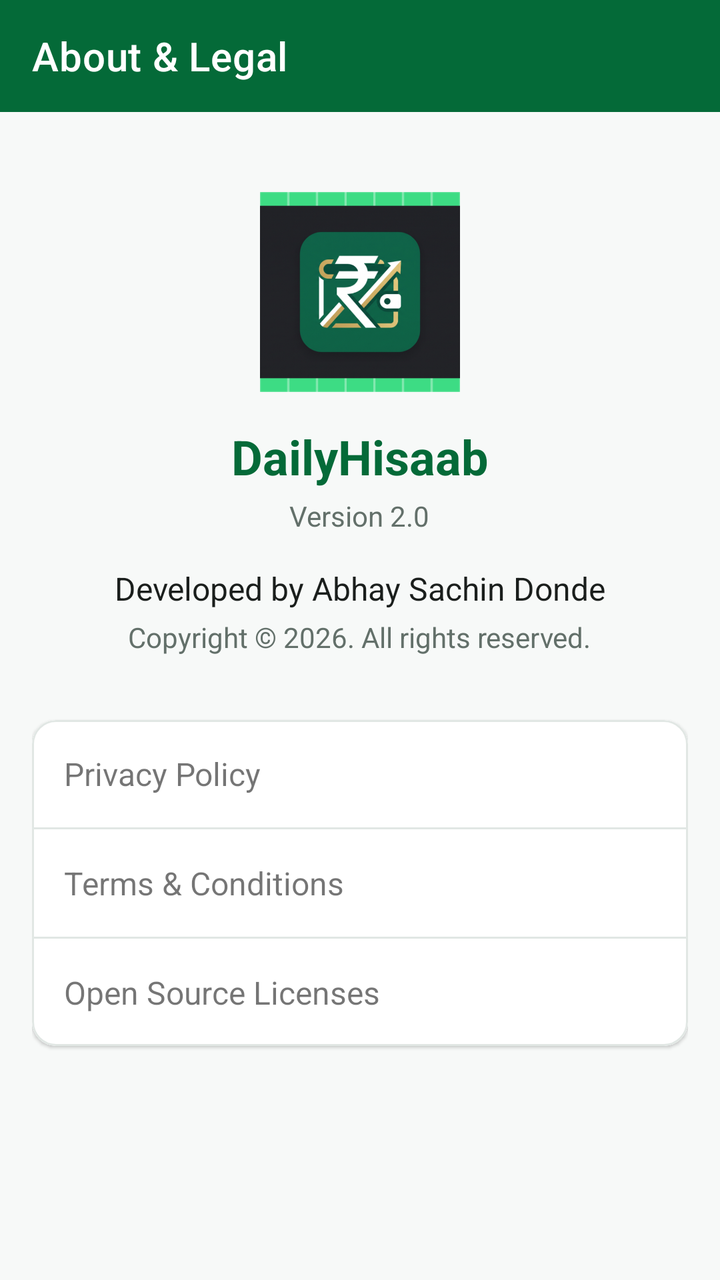
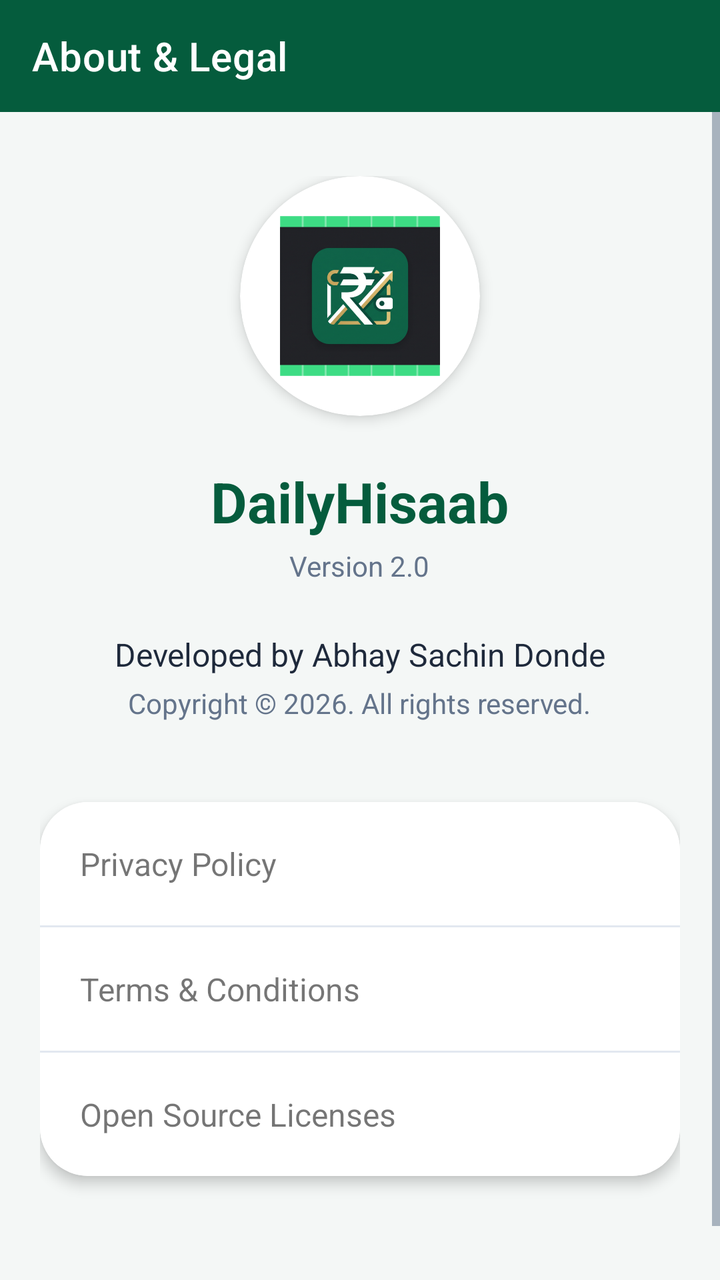

Screens rendered from an Android XML layout before and after an edit, with the pre-edit source and the edit as a unified diff.
<!-- AndroidManifest.xml: application theme Theme.DailyHisaab -->
<!-- res/layout/activity_about_legal.xml -->
<?xml version="1.0" encoding="utf-8"?>
<androidx.constraintlayout.widget.ConstraintLayout
    xmlns:android="http://schemas.android.com/apk/res/android"
    xmlns:app="http://schemas.android.com/apk/res-auto"
    android:layout_width="match_parent"
    android:layout_height="match_parent"
    android:background="?android:attr/colorBackground">

    <com.google.android.material.appbar.AppBarLayout
        android:id="@+id/appBarLayout"
        android:layout_width="match_parent"
        android:layout_height="wrap_content"
        app:layout_constraintTop_toTopOf="parent">
        <androidx.appcompat.widget.Toolbar
            android:id="@+id/toolbar"
            android:layout_width="match_parent"
            android:layout_height="?attr/actionBarSize"
            android:background="?attr/colorPrimary"
            app:title="@string/about_legal_title"
            app:titleTextColor="?attr/colorOnPrimary" />
    </com.google.android.material.appbar.AppBarLayout>

    <ScrollView
        android:layout_width="match_parent"
        android:layout_height="0dp"
        app:layout_constraintTop_toBottomOf="@id/appBarLayout"
        app:layout_constraintBottom_toBottomOf="parent">

        <LinearLayout
            android:layout_width="match_parent"
            android:layout_height="wrap_content"
            android:orientation="vertical"
            android:padding="@dimen/activity_margin"
            android:gravity="center_horizontal">

            <ImageView
                android:layout_width="100dp"
                android:layout_height="100dp"
                android:src="@drawable/ic_logo"
                android:layout_marginTop="24dp"
                android:contentDescription="@string/app_name" />

            <TextView
                android:layout_width="wrap_content"
                android:layout_height="wrap_content"
                android:text="@string/app_name"
                android:textSize="24sp"
                android:textStyle="bold"
                android:textColor="?attr/colorPrimary"
                android:layout_marginTop="16dp" />

            <TextView
                android:layout_width="wrap_content"
                android:layout_height="wrap_content"
                android:text="@string/app_version"
                android:textSize="14sp"
                android:textColor="?android:attr/textColorSecondary"
                android:layout_marginTop="4dp" />

            <TextView
                android:layout_width="wrap_content"
                android:layout_height="wrap_content"
                android:text="@string/developed_by"
                android:textSize="16sp"
                android:textColor="?android:attr/textColorPrimary"
                android:layout_marginTop="16dp" />

            <TextView
                android:layout_width="wrap_content"
                android:layout_height="wrap_content"
                android:text="@string/copyright_text"
                android:textSize="14sp"
                android:textColor="?android:attr/textColorSecondary"
                android:layout_marginTop="4dp" />

            <com.google.android.material.card.MaterialCardView
                android:layout_width="match_parent"
                android:layout_height="wrap_content"
                android:layout_marginTop="32dp"
                android:layout_marginBottom="16dp"
                app:cardCornerRadius="12dp"
                app:cardElevation="1dp"
                app:strokeWidth="1dp"
                app:strokeColor="@color/divider">
                <LinearLayout
                    android:layout_width="match_parent"
                    android:layout_height="wrap_content"
                    android:orientation="vertical"
                    android:background="?attr/colorSurface">

                    <TextView
                        android:id="@+id/tvPrivacyPolicy"
                        android:layout_width="match_parent"
                        android:layout_height="wrap_content"
                        android:padding="16dp"
                        android:text="@string/privacy_policy"
                        android:textSize="16sp"
                        android:background="?attr/selectableItemBackground"
                        android:clickable="true"
                        android:focusable="true"/>

                    <View
                        android:layout_width="match_parent"
                        android:layout_height="1dp"
                        android:background="@color/divider" />

                    <TextView
                        android:id="@+id/tvTerms"
                        android:layout_width="match_parent"
                        android:layout_height="wrap_content"
                        android:padding="16dp"
                        android:text="@string/terms_conditions"
                        android:textSize="16sp"
                        android:background="?attr/selectableItemBackground"
                        android:clickable="true"
                        android:focusable="true"/>

                    <View
                        android:layout_width="match_parent"
                        android:layout_height="1dp"
                        android:background="@color/divider" />

                    <TextView
                        android:id="@+id/tvLicenses"
                        android:layout_width="match_parent"
                        android:layout_height="wrap_content"
                        android:padding="16dp"
                        android:text="@string/open_source_licenses"
                        android:textSize="16sp"
                        android:background="?attr/selectableItemBackground"
                        android:clickable="true"
                        android:focusable="true"/>
                </LinearLayout>
            </com.google.android.material.card.MaterialCardView>

        </LinearLayout>
    </ScrollView>
</androidx.constraintlayout.widget.ConstraintLayout>
<!-- resources referenced by this layout -->
<resources>
  <color name="divider">#E1E7E4</color>
  <dimen name="activity_margin">16dp</dimen>
  <!-- drawable ic_logo: png bitmap (drawable, 210172 bytes) -->
  <string name="about_legal_title">About &amp; Legal</string>
  <string name="app_name">DailyHisaab</string>
  <string name="app_version">Version 2.0</string>
  <string name="copyright_text">Copyright © 2026. All rights reserved.</string>
  <string name="developed_by">Developed by Abhay Sachin Donde</string>
  <string name="open_source_licenses">Open Source Licenses</string>
  <string name="privacy_policy">Privacy Policy</string>
  <string name="terms_conditions">Terms &amp; Conditions</string>
  <style name="Theme.DailyHisaab" parent="Theme.MaterialComponents.DayNight.NoActionBar">
          
          <item name="colorPrimary">@color/primary</item>
          <item name="colorPrimaryVariant">@color/primaryVariant</item>
          <item name="colorOnPrimary">@color/onPrimary</item>
          
          <item name="colorSecondary">@color/secondary</item>
          <item name="colorSecondaryVariant">@color/secondaryVariant</item>
          <item name="colorOnSecondary">@color/onPrimary</item>
          
          <item name="android:statusBarColor">@color/primaryVariant</item>
  
          
          <item name="android:colorBackground">@color/background</item>
          <item name="colorSurface">@color/surface</item>
          <item name="colorError">@color/error</item>
  
          
          <item name="android:textColorPrimary">@color/textPrimary</item>
          <item name="android:textColorSecondary">@color/textSecondary</item>
      </style>
  <color name="primary">#046A38</color>
  <color name="primaryVariant">#034C28</color>
  <color name="onPrimary">#FFFFFF</color>
  <color name="secondary">#0F9D58</color>
  <color name="secondaryVariant">#0B8043</color>
  <color name="background">#F7F9F8</color>
  <color name="surface">#FFFFFF</color>
  <color name="error">#D32F2F</color>
  <color name="textPrimary">#1A1E1C</color>
  <color name="textSecondary">#63706A</color>
</resources>

<!-- the commit's change to res/layout/activity_about_legal.xml (unified diff, before → after) -->
@@ -10,6 +10,7 @@
         android:id="@+id/appBarLayout"
         android:layout_width="match_parent"
         android:layout_height="wrap_content"
+        app:elevation="0dp"
         app:layout_constraintTop_toTopOf="parent">
         <androidx.appcompat.widget.Toolbar
             android:id="@+id/toolbar"
@@ -30,24 +31,33 @@
             android:layout_width="match_parent"
             android:layout_height="wrap_content"
             android:orientation="vertical"
-            android:padding="@dimen/activity_margin"
+            android:paddingHorizontal="@dimen/activity_margin"
+            android:paddingTop="32dp"
             android:gravity="center_horizontal">
 
-            <ImageView
-                android:layout_width="100dp"
-                android:layout_height="100dp"
-                android:src="@drawable/ic_logo"
-                android:layout_marginTop="24dp"
-                android:contentDescription="@string/app_name" />
+            <com.google.android.material.card.MaterialCardView
+                android:layout_width="120dp"
+                android:layout_height="120dp"
+                app:cardCornerRadius="60dp"
+                app:cardElevation="4dp"
+                app:strokeWidth="0dp"
+                app:cardBackgroundColor="?attr/colorSurface">
+                <ImageView
+                    android:layout_width="80dp"
+                    android:layout_height="80dp"
+                    android:layout_gravity="center"
+                    android:src="@drawable/ic_logo"
+                    android:contentDescription="@string/app_name" />
+            </com.google.android.material.card.MaterialCardView>
 
             <TextView
                 android:layout_width="wrap_content"
                 android:layout_height="wrap_content"
                 android:text="@string/app_name"
-                android:textSize="24sp"
+                android:textSize="28sp"
                 android:textStyle="bold"
                 android:textColor="?attr/colorPrimary"
-                android:layout_marginTop="16dp" />
+                android:layout_marginTop="24dp" />
 
             <TextView
                 android:layout_width="wrap_content"
@@ -63,7 +73,7 @@
                 android:text="@string/developed_by"
                 android:textSize="16sp"
                 android:textColor="?android:attr/textColorPrimary"
-                android:layout_marginTop="16dp" />
+                android:layout_marginTop="24dp" />
 
             <TextView
                 android:layout_width="wrap_content"
@@ -76,12 +86,9 @@
             <com.google.android.material.card.MaterialCardView
                 android:layout_width="match_parent"
                 android:layout_height="wrap_content"
-                android:layout_marginTop="32dp"
-                android:layout_marginBottom="16dp"
-                app:cardCornerRadius="12dp"
-                app:cardElevation="1dp"
-                app:strokeWidth="1dp"
-                app:strokeColor="@color/divider">
+                android:layout_marginTop="40dp"
+                android:layout_marginBottom="24dp"
+                style="@style/Widget.DailyHisaab.Card">
                 <LinearLayout
                     android:layout_width="match_parent"
                     android:layout_height="wrap_content"
@@ -92,7 +99,7 @@
                         android:id="@+id/tvPrivacyPolicy"
                         android:layout_width="match_parent"
                         android:layout_height="wrap_content"
-                        android:padding="16dp"
+                        android:padding="20dp"
                         android:text="@string/privacy_policy"
                         android:textSize="16sp"
                         android:background="?attr/selectableItemBackground"
@@ -108,7 +115,7 @@
                         android:id="@+id/tvTerms"
                         android:layout_width="match_parent"
                         android:layout_height="wrap_content"
-                        android:padding="16dp"
+                        android:padding="20dp"
                         android:text="@string/terms_conditions"
                         android:textSize="16sp"
                         android:background="?attr/selectableItemBackground"
@@ -124,7 +131,7 @@
                         android:id="@+id/tvLicenses"
                         android:layout_width="match_parent"
                         android:layout_height="wrap_content"
-                        android:padding="16dp"
+                        android:padding="20dp"
                         android:text="@string/open_source_licenses"
                         android:textSize="16sp"
                         android:background="?attr/selectableItemBackground"
@@ -133,6 +140,23 @@
                 </LinearLayout>
             </com.google.android.material.card.MaterialCardView>
 
+            <include layout="@layout/layout_footer"
+                android:layout_width="match_parent"
+                android:layout_height="wrap_content"
+                android:layout_marginTop="8dp"/>
+
         </LinearLayout>
     </ScrollView>
 </androidx.constraintlayout.widget.ConstraintLayout>
+<!-- res/layout/layout_footer.xml (included above) -->
+<?xml version="1.0" encoding="utf-8"?>
+<TextView xmlns:android="http://schemas.android.com/apk/res/android"
+    android:layout_width="match_parent"
+    android:layout_height="wrap_content"
+    android:text="@string/footer_copyright"
+    android:textSize="12sp"
+    android:textColor="?android:attr/textColorSecondary"
+    android:gravity="center"
+    android:paddingTop="16dp"
+    android:paddingBottom="16dp"
+    android:alpha="0.8"/>
<!-- resource entries referenced after the edit -->
@@ -1,16 +1,22 @@
 <!-- resources referenced by this layout -->
 <resources>
-  <color name="divider">#E1E7E4</color>
-  <dimen name="activity_margin">16dp</dimen>
+  <color name="divider">#E2E8F0</color>
+  <dimen name="activity_margin">20dp</dimen>
   <!-- drawable ic_logo: png bitmap (drawable, 210172 bytes) -->
   <string name="about_legal_title">About &amp; Legal</string>
   <string name="app_name">DailyHisaab</string>
   <string name="app_version">Version 2.0</string>
   <string name="copyright_text">Copyright © 2026. All rights reserved.</string>
   <string name="developed_by">Developed by Abhay Sachin Donde</string>
+  <string name="footer_copyright">© 2026 Abhay Sachin Donde. All Rights Reserved.</string>
   <string name="open_source_licenses">Open Source Licenses</string>
   <string name="privacy_policy">Privacy Policy</string>
   <string name="terms_conditions">Terms &amp; Conditions</string>
+  <style name="Widget.DailyHisaab.Card" parent="Widget.MaterialComponents.CardView">
+          <item name="cardCornerRadius">24dp</item>
+          <item name="cardElevation">4dp</item>
+          <item name="strokeWidth">0dp</item>
+      </style>
   <style name="Theme.DailyHisaab" parent="Theme.MaterialComponents.DayNight.NoActionBar">
           
           <item name="colorPrimary">@color/primary</item>
@@ -21,7 +27,7 @@
           <item name="colorSecondaryVariant">@color/secondaryVariant</item>
           <item name="colorOnSecondary">@color/onPrimary</item>
           
-          <item name="android:statusBarColor">@color/primaryVariant</item>
+          <item name="android:statusBarColor">@color/primary</item>
   
           
           <item name="android:colorBackground">@color/background</item>
@@ -31,16 +37,28 @@
           
           <item name="android:textColorPrimary">@color/textPrimary</item>
           <item name="android:textColorSecondary">@color/textSecondary</item>
+  
+          
+          <item name="bottomNavigationStyle">@style/Widget.DailyHisaab.BottomNavigationView</item>
       </style>
-  <color name="primary">#046A38</color>
-  <color name="primaryVariant">#034C28</color>
+  <color name="primary">#055C3D</color>
+  <color name="primaryVariant">#033D28</color>
   <color name="onPrimary">#FFFFFF</color>
-  <color name="secondary">#0F9D58</color>
-  <color name="secondaryVariant">#0B8043</color>
-  <color name="background">#F7F9F8</color>
+  <color name="secondary">#D4AF37</color>
+  <color name="secondaryVariant">#B5952F</color>
+  <color name="background">#F4F7F6</color>
   <color name="surface">#FFFFFF</color>
-  <color name="error">#D32F2F</color>
-  <color name="textPrimary">#1A1E1C</color>
-  <color name="textSecondary">#63706A</color>
+  <color name="error">#DC2626</color>
+  <color name="textPrimary">#1E293B</color>
+  <color name="textSecondary">#64748B</color>
+  <style name="Widget.DailyHisaab.BottomNavigationView" parent="Widget.MaterialComponents.BottomNavigationView">
+          <item name="materialThemeOverlay">@style/ThemeOverlay.DailyHisaab.BottomNavigation</item>
+          <item name="itemIconTint">@color/nav_item_color</item>
+          <item name="itemTextColor">@color/nav_item_color</item>
+          <item name="itemIconSize">24dp</item>
+      </style>
+  <style name="ThemeOverlay.DailyHisaab.BottomNavigation" parent="">
+          <item name="colorSurface">@color/surface</item>
+      </style>
 </resources>
 
